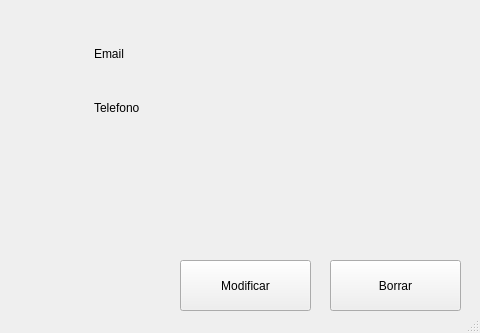
Old version of the form ui/veterinarios_information.ui in the repository Damapa03/Veterinaria; both pictures show x 320 to 800 and y 0 to 333 of the 800 by 333 pixel window.
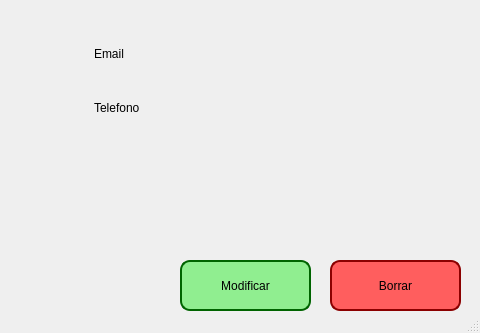
New version of the form.

```diff
--- a/ui/veterinarios_information.ui
+++ b/ui/veterinarios_information.ui
@@ -36,6 +36,23 @@
       <height>51</height>
      </rect>
     </property>
+    <property name="styleSheet">
+     <string notr="true">QPushButton {
+    background-color: lightgreen;
+    color: Black;
+    border: 2px solid #006400;
+    border-radius: 10px;
+    padding: 5px;
+}
+
+QPushButton:hover {
+    background-color: #00b300;
+}
+
+QPushButton:pressed {
+    background-color: #004d00;
+}</string>
+    </property>
     <property name="text">
      <string>Modificar</string>
     </property>
@@ -49,6 +66,23 @@
       <height>51</height>
      </rect>
     </property>
+    <property name="styleSheet">
+     <string notr="true">QPushButton {
+    background-color: #ff5e5e;
+    color: black;
+    border: 2px solid #8B0000;
+    border-radius: 10px;
+    padding: 5px;
+}
+
+QPushButton:hover {
+    background-color: #df5252;
+}
+
+QPushButton:pressed {
+    background-color: #cc0000;
+}</string>
+    </property>
     <property name="text">
      <string>Borrar</string>
     </property>
```
